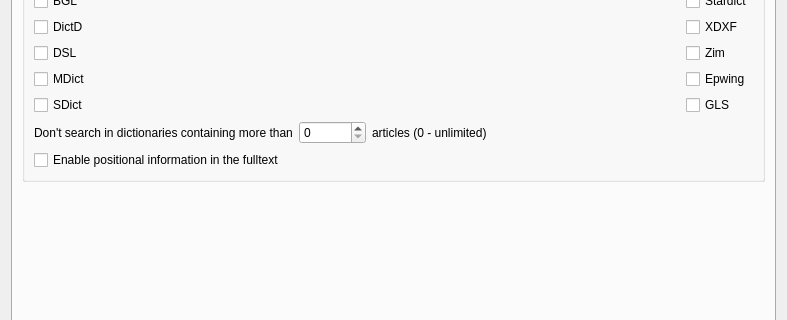
First picture: the form in src/ui/preferences.ui, repository xiaoyifang/goldendict-ng, before the edit; both pictures show x 0 to 787 and y 110 to 430 of the 787 by 730 pixel window.
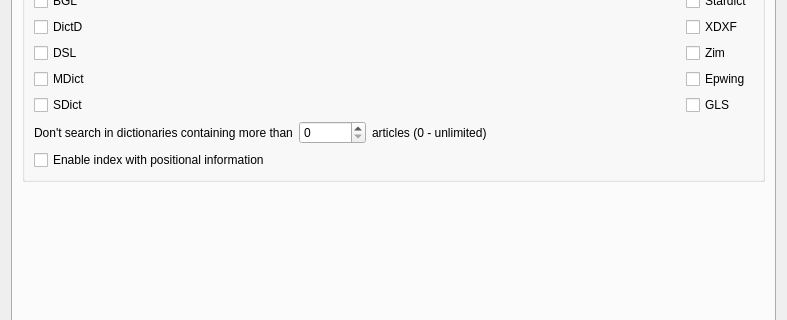
Second picture: the form after the edit. The open tabs and pages were chosen to show the change. Icons and pictures are not drawn. Custom widgets are drawn as their Qt base class.

```diff
--- a/src/ui/preferences.ui
+++ b/src/ui/preferences.ui
@@ -1302,7 +1302,7 @@
              <string>Applies only to new incoming dictionaries.</string>
             </property>
             <property name="text">
-             <string>Enable positional information in the fulltext</string>
+             <string>Enable index with positional information</string>
             </property>
            </widget>
           </item>
```
Left out of the diff: 2 changed lines with no effect on the pictures.
